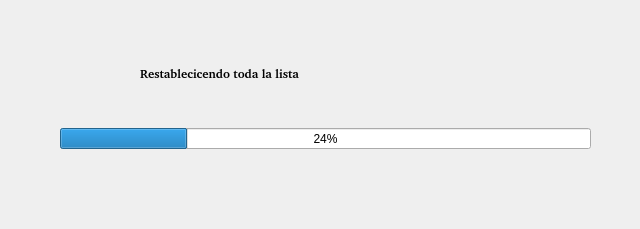
The window that barra_progreso.ui (pacomun/pyqt_compras) describes before a commit, drawn with Qt 5.
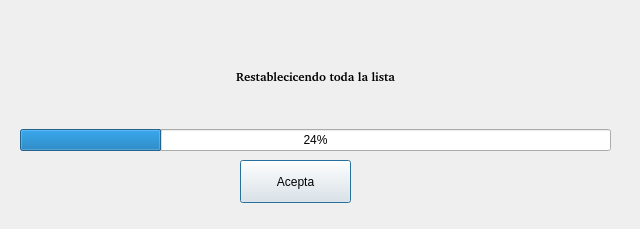
The same window after the commit.

Commit message: Ajustes en la barra de progreso.

```diff
--- a/barra_progreso.ui
+++ b/barra_progreso.ui
@@ -13,37 +13,89 @@
   <property name="windowTitle">
    <string>Restableciendo Lista</string>
   </property>
-  <widget class="QLabel" name="etq_progreso">
+  <widget class="QWidget" name="verticalLayoutWidget">
    <property name="geometry">
     <rect>
-     <x>140</x>
-     <y>60</y>
-     <width>391</width>
-     <height>27</height>
+     <x>20</x>
+     <y>30</y>
+     <width>591</width>
+     <height>121</height>
     </rect>
    </property>
-   <property name="font">
-    <font>
-     <family>B&amp;H LucidaTypewriter</family>
-     <weight>75</weight>
-     <bold>true</bold>
-    </font>
+   <layout class="QVBoxLayout" name="verticalLayout">
+    <property name="sizeConstraint">
+     <enum>QLayout::SetDefaultConstraint</enum>
+    </property>
+    <item>
+     <widget class="QLabel" name="etq_progreso">
+      <property name="font">
+       <font>
+        <family>B&amp;H LucidaTypewriter</family>
+        <weight>75</weight>
+        <bold>true</bold>
+       </font>
+      </property>
+      <property name="text">
+       <string>Restablecicendo toda la lista</string>
+      </property>
+      <property name="alignment">
+       <set>Qt::AlignCenter</set>
+      </property>
+     </widget>
+    </item>
+    <item>
+     <widget class="QProgressBar" name="pbr_progreso">
+      <property name="value">
+       <number>24</number>
+      </property>
+     </widget>
+    </item>
+   </layout>
+  </widget>
+  <widget class="QPushButton" name="btn_aceptar">
+   <property name="enabled">
+    <bool>true</bool>
+   </property>
+   <property name="geometry">
+    <rect>
+     <x>240</x>
+     <y>160</y>
+     <width>111</width>
+     <height>43</height>
+    </rect>
+   </property>
+   <property name="sizePolicy">
+    <sizepolicy hsizetype="Maximum" vsizetype="Fixed">
+     <horstretch>0</horstretch>
+     <verstretch>0</verstretch>
+    </sizepolicy>
+   </property>
+   <property name="minimumSize">
+    <size>
+     <width>0</width>
+     <height>0</height>
+    </size>
+   </property>
+   <property name="maximumSize">
+    <size>
+     <width>16777215</width>
+     <height>16777215</height>
+    </size>
+   </property>
+   <property name="sizeIncrement">
+    <size>
+     <width>0</width>
+     <height>0</height>
+    </size>
+   </property>
+   <property name="layoutDirection">
+    <enum>Qt::LeftToRight</enum>
+   </property>
+   <property name="autoFillBackground">
+    <bool>false</bool>
    </property>
    <property name="text">
-    <string>Restablecicendo toda la lista</string>
-   </property>
-  </widget>
-  <widget class="QProgressBar" name="pbr_progreso">
-   <property name="geometry">
-    <rect>
-     <x>60</x>
-     <y>128</y>
-     <width>531</width>
-     <height>21</height>
-    </rect>
-   </property>
-   <property name="value">
-    <number>24</number>
+    <string>Acepta</string>
    </property>
   </widget>
  </widget>
```
Left out of the diff: 19 changed lines with no effect on the pictures. The commit also changes 1 other file.
